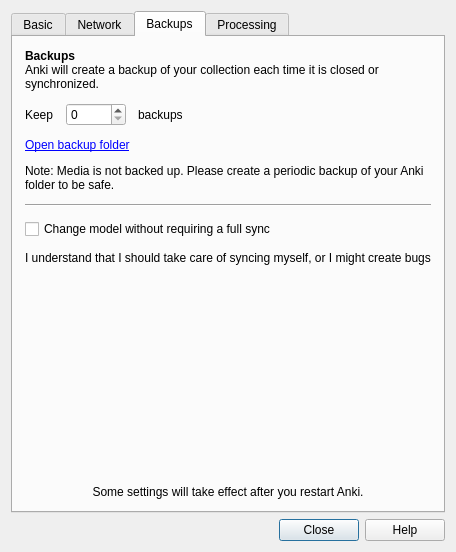
First picture: the form in designer/preferences.ui, repository lovac42/anki, before the edit.
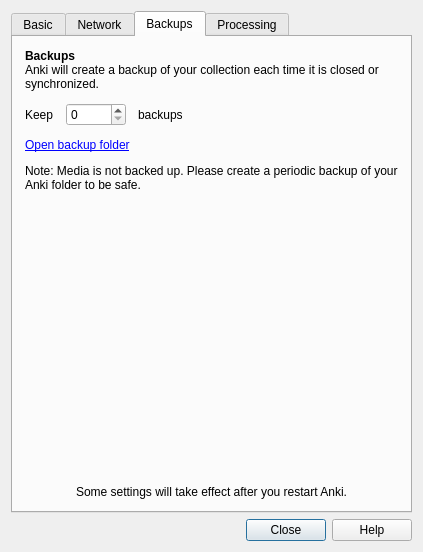
Second picture: the form after the edit. The open tabs and pages were chosen to show the change.

Commit message:
Revert "Move preference to other page"
This reverts commit ebceac008876ff891dcb42f9841561acbe52325b.

```diff
--- a/designer/preferences.ui
+++ b/designer/preferences.ui
@@ -440,27 +440,6 @@
          </property>
         </widget>
        </item>
-       <item>
-        <widget class="Line" name="line">
-         <property name="orientation">
-          <enum>Qt::Horizontal</enum>
-         </property>
-        </widget>
-       </item>
-       <item>
-        <widget class="QCheckBox" name="changeModelWithoutFullSync">
-         <property name="text">
-          <string>Change model without requiring a full sync</string>
-         </property>
-        </widget>
-       </item>
-       <item>
-        <widget class="QLabel" name="label_5">
-         <property name="text">
-          <string>&lt;html&gt;&lt;head/&gt;&lt;body&gt;&lt;p&gt;I understand that I should take care of syncing myself, or I might create bugs&lt;/p&gt;&lt;/body&gt;&lt;/html&gt;</string>
-         </property>
-        </widget>
-       </item>
        <item>
         <spacer name="verticalSpacer_4">
          <property name="orientation">
```
Left out of the diff: 2 changed lines with no effect on the pictures.
